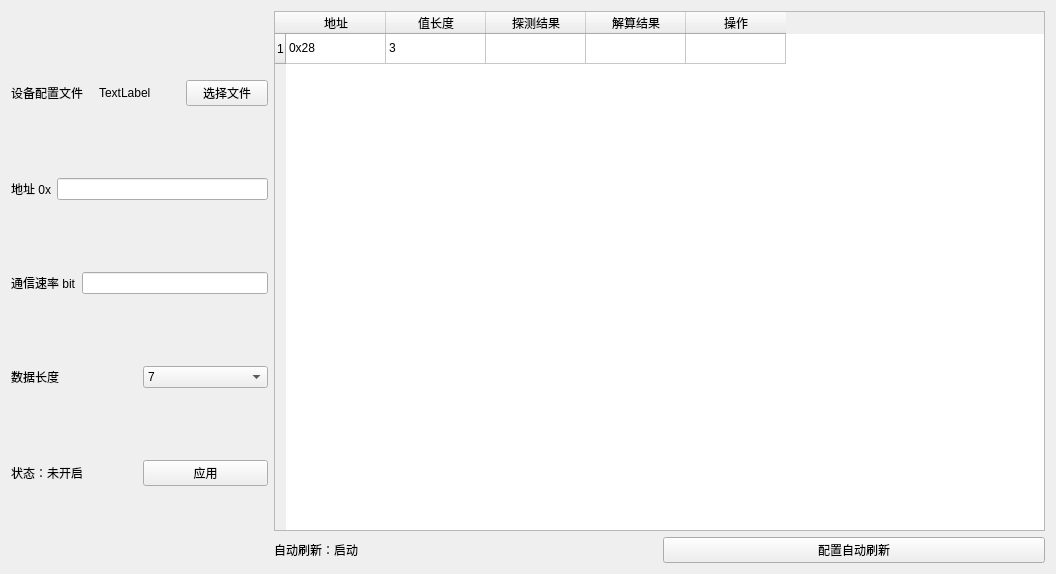
First picture: the form in components/IICDeviceBasic/IICDeviceEach.ui, repository xutongxin1/WirelessMonitor, before the edit.
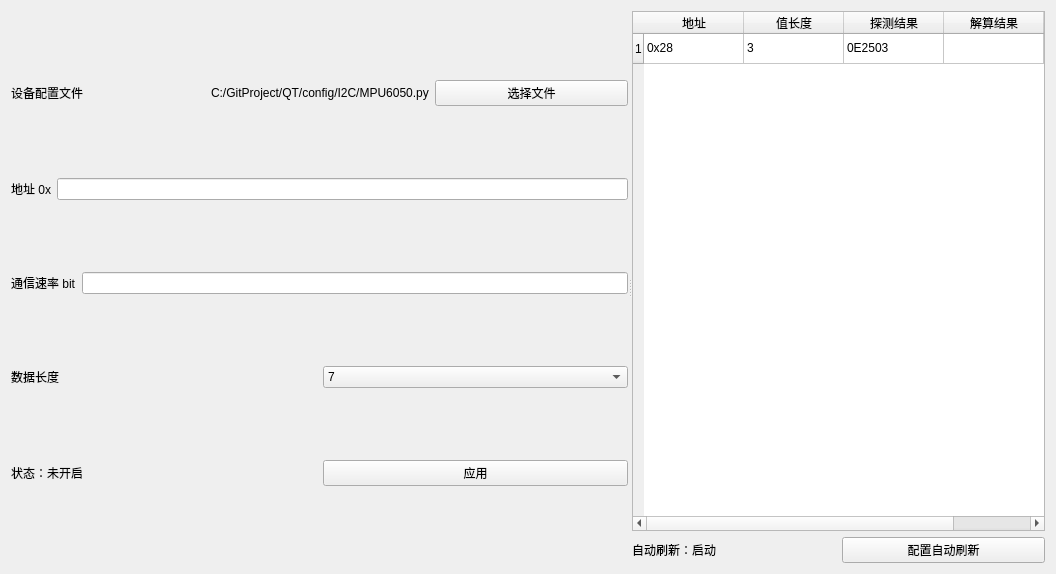
Second picture: the form after the edit. Custom widgets are drawn as their Qt base class.

Patch:
```diff
--- a/components/IICDeviceBasic/IICDeviceEach.ui
+++ b/components/IICDeviceBasic/IICDeviceEach.ui
@@ -13,8 +13,13 @@
   <property name="windowTitle">
    <string>IICDeviceBasic</string>
   </property>
-  <layout class="QHBoxLayout" name="horizontalLayout_8" stretch="1,3">
+  <layout class="QHBoxLayout" name="horizontalLayout">
    <item>
+    <widget class="QSplitter" name="splitter">
+     <property name="orientation">
+      <enum>Qt::Horizontal</enum>
+     </property>
+     <widget class="QWidget" name="layoutWidget">
     <layout class="QVBoxLayout" name="verticalLayout">
      <property name="topMargin">
       <number>3</number>
@@ -34,7 +39,7 @@
        <item>
         <widget class="QLabel" name="DeviceFile">
          <property name="text">
-          <string>TextLabel</string>
+            <string>C:/GitProject/QT/config/I2C/MPU6050.py</string>
          </property>
         </widget>
        </item>
@@ -119,8 +124,8 @@
       </layout>
      </item>
     </layout>
-   </item>
-   <item>
+     </widget>
+     <widget class="QWidget" name="layoutWidget">
     <layout class="QVBoxLayout" name="verticalLayout_2">
      <item>
       <widget class="QTableWidget" name="tableWidget">
@@ -164,6 +169,11 @@
          <string>3</string>
         </property>
        </item>
+         <item row="0" column="2">
+          <property name="text">
+           <string>0E2503</string>
+          </property>
+         </item>
       </widget>
      </item>
      <item>
@@ -185,6 +195,8 @@
       </layout>
      </item>
     </layout>
+     </widget>
+    </widget>
    </item>
   </layout>
  </widget>
```
Lines whose indentation alone changed are shown as unchanged.
